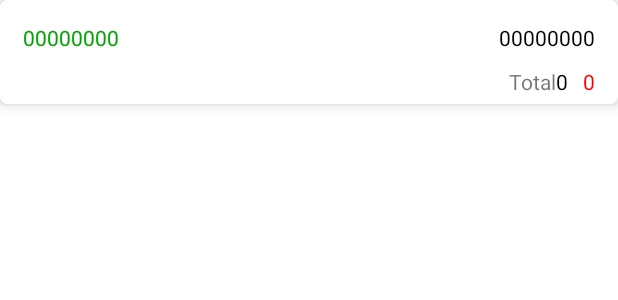
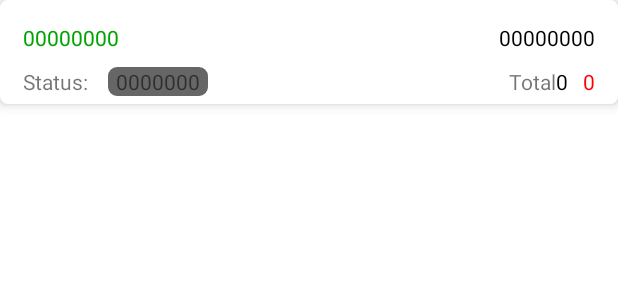
Before and after one commit to Halifx17/SweetBizMobile, an Android app: the layout all_orders_products.xml on its own in the app's theme, with its tools: preview values and no code run, on a phone screen of 412 x 824 dp. Shown: the top 300 px of the screen. Run offline under Robolectric (Android 15) with nearby library versions, the phone set to English and light mode, and no system bars; Roboto replaces fonts that are not available here.

Commit message:
TwentySecond Commit

```diff
--- a/app/src/main/java/com/example/sweetbizmobile/AllOrders.java
+++ b/app/src/main/java/com/example/sweetbizmobile/AllOrders.java
@@ -71,6 +71,7 @@ public class AllOrders extends AppCompatActivity {
         databaseReference.addValueEventListener(new ValueEventListener() {
             @Override
             public void onDataChange(@NonNull DataSnapshot snapshot) {
+                list.clear();
                 for(DataSnapshot dataSnapshot: snapshot.getChildren()){
 
                     Orders orders = dataSnapshot.getValue(Orders.class);
--- a/app/src/main/java/com/example/sweetbizmobile/CheckOut.java
+++ b/app/src/main/java/com/example/sweetbizmobile/CheckOut.java
@@ -187,6 +187,7 @@ public class CheckOut extends AppCompatActivity{
         String finalProductNames = productNames.substring(1,productNames.length()-1);
 
         Orders orders = new Orders(userName,stringDate,finalProductNames,"pending",trimLongDate,finalTotalSumOfPrice);
+        OrdersAdmin ordersAdmin = new OrdersAdmin(userName,stringDate,finalProductNames,"pending",userID,trimLongDate,finalTotalSumOfPrice);
 
         orderUserDatabaseReference.setValue(orders).addOnCompleteListener(new OnCompleteListener<Void>() {
             @Override
@@ -201,7 +202,7 @@ public class CheckOut extends AppCompatActivity{
             }
         });
 
-        orderAdminDatabaseReference.setValue(orders).addOnCompleteListener(new OnCompleteListener<Void>() {
+        orderAdminDatabaseReference.setValue(ordersAdmin).addOnCompleteListener(new OnCompleteListener<Void>() {
             @Override
             public void onComplete(@NonNull Task<Void> task) {
 
--- /dev/null
+++ b/app/src/main/res/drawable/status_shape.xml
@@ -0,0 +1,9 @@
+<?xml version="1.0" encoding="utf-8"?>
+<shape xmlns:android="http://schemas.android.com/apk/res/android"
+    android:shape="rectangle">
+
+    <solid android:color="@color/gray3"></solid>
+    <corners android:radius="5dp"></corners>
+    <stroke android:width="1dp" android:color="@color/gray3"></stroke>
+
+</shape>
--- a/app/src/main/res/layout/all_orders_products.xml
+++ b/app/src/main/res/layout/all_orders_products.xml
@@ -57,6 +57,23 @@
             android:layout_height="wrap_content">
 
             <TextView
+                android:id="@+id/totalItemsStatusTitle"
+                android:layout_width="wrap_content"
+                android:layout_height="wrap_content"
+                android:text="Status: "
+                android:layout_alignParentLeft="true"
+                android:layout_marginHorizontal="10dp"/>
+
+            <TextView
+                android:id="@+id/totalItemsStatus"
+                android:layout_width="wrap_content"
+                android:layout_height="wrap_content"
+                android:text="0000000"
+                android:layout_toEndOf="@+id/totalItemsStatusTitle"
+                android:paddingHorizontal="5dp"
+                android:background="@drawable/status_shape"/>
+
+            <TextView
                 android:id="@+id/totalItemsTextView"
                 android:layout_width="wrap_content"
                 android:layout_height="wrap_content"
```
Also changed, not shown: app/src/main/java/com/example/sweetbizmobile/AllOrdersAdapter.java (+25 -1 lines), app/src/main/java/com/example/sweetbizmobile/OrdersAdmin.java (added, +77 -0 lines), app/src/main/res/values/colors.xml (+6 -1 lines).
